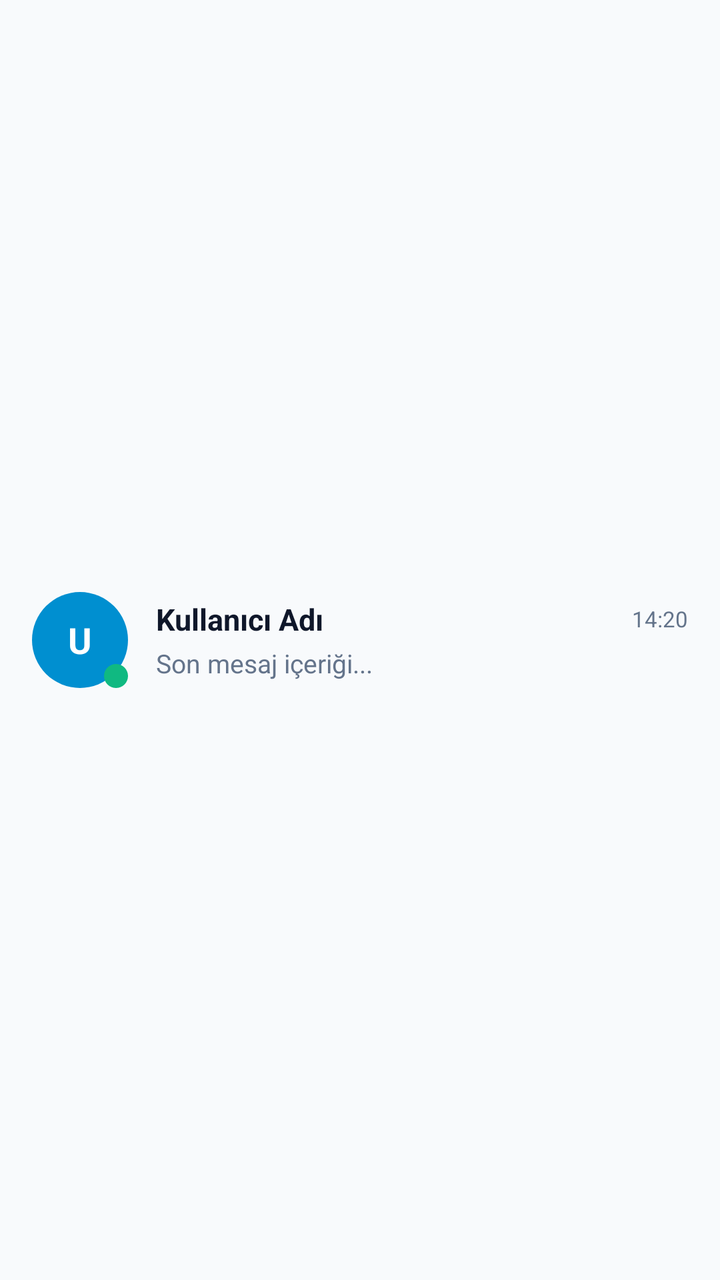
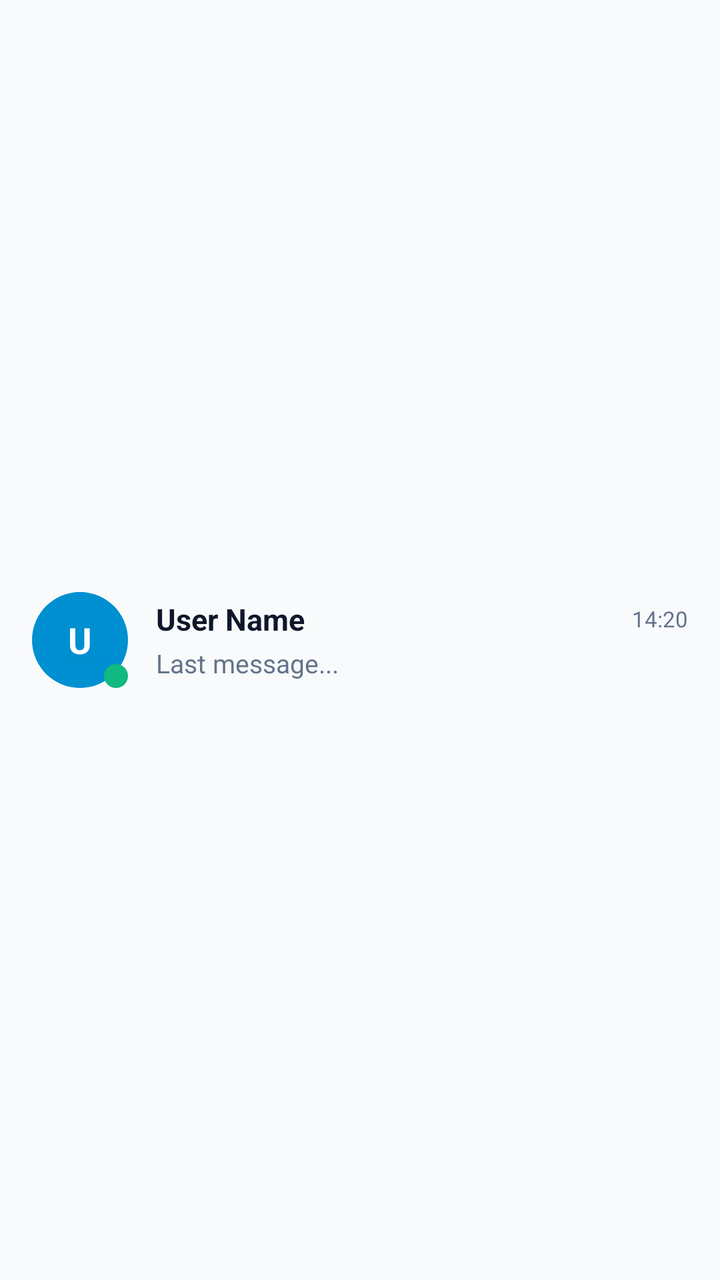

Screens rendered from an Android XML layout before and after an edit, with the pre-edit source and the edit as a unified diff.
<!-- AndroidManifest.xml: application theme Theme.AiPbxPhone -->
<!-- res/layout/item_chat_conversation.xml -->
<?xml version="1.0" encoding="utf-8"?>
<LinearLayout xmlns:android="http://schemas.android.com/apk/res/android"
    android:layout_width="match_parent"
    android:layout_height="wrap_content"
    android:background="?attr/selectableItemBackground"
    android:clickable="true"
    android:focusable="true"
    android:orientation="horizontal"
    android:paddingHorizontal="16dp"
    android:paddingVertical="12dp"
    android:gravity="center_vertical">

    <FrameLayout
        android:layout_width="48dp"
        android:layout_height="48dp">

        <TextView
            android:id="@+id/tvAvatar"
            android:layout_width="match_parent"
            android:layout_height="match_parent"
            android:background="@drawable/circle_avatar"
            android:gravity="center"
            android:text="U"
            android:textColor="#FFFFFF"
            android:textSize="18sp"
            android:textStyle="bold" />

        <View
            android:id="@+id/vOnlineDot"
            android:layout_width="12dp"
            android:layout_height="12dp"
            android:layout_gravity="bottom|end"
            android:background="@drawable/circle_status"
            android:backgroundTint="#10B981" />
    </FrameLayout>

    <LinearLayout
        android:layout_width="0dp"
        android:layout_height="wrap_content"
        android:layout_marginStart="14dp"
        android:layout_weight="1"
        android:orientation="vertical">

        <LinearLayout
            android:layout_width="match_parent"
            android:layout_height="wrap_content"
            android:gravity="center_vertical"
            android:orientation="horizontal">

            <TextView
                android:id="@+id/tvTargetName"
                android:layout_width="0dp"
                android:layout_height="wrap_content"
                android:layout_weight="1"
                android:ellipsize="end"
                android:maxLines="1"
                android:text="Kullanıcı Adı"
                android:textColor="@color/text_primary"
                android:textSize="15sp"
                android:textStyle="bold" />

            <TextView
                android:id="@+id/tvGroupTag"
                android:layout_width="wrap_content"
                android:layout_height="wrap_content"
                android:layout_marginStart="6dp"
                android:background="@drawable/chip_tab_btn_bg"
                android:backgroundTint="#E0E7FF"
                android:paddingHorizontal="6dp"
                android:paddingVertical="1dp"
                android:text="Grup"
                android:textColor="#4338CA"
                android:textSize="10sp"
                android:textStyle="bold"
                android:visibility="gone" />

            <TextView
                android:id="@+id/tvTime"
                android:layout_width="wrap_content"
                android:layout_height="wrap_content"
                android:layout_marginStart="8dp"
                android:text="14:20"
                android:textColor="@color/text_secondary"
                android:textSize="11sp" />
        </LinearLayout>

        <LinearLayout
            android:layout_width="match_parent"
            android:layout_height="wrap_content"
            android:layout_marginTop="3dp"
            android:orientation="horizontal"
            android:gravity="center_vertical">

            <TextView
                android:id="@+id/tvLastMessage"
                android:layout_width="0dp"
                android:layout_height="wrap_content"
                android:layout_weight="1"
                android:ellipsize="end"
                android:maxLines="1"
                android:text="Son mesaj içeriği..."
                android:textColor="@color/text_secondary"
                android:textSize="13sp" />

            <TextView
                android:id="@+id/tvUnreadBadge"
                android:layout_width="wrap_content"
                android:layout_height="wrap_content"
                android:layout_marginStart="8dp"
                android:background="@drawable/chip_tab_btn_bg"
                android:backgroundTint="@color/primary"
                android:paddingHorizontal="6dp"
                android:paddingVertical="1dp"
                android:text="1"
                android:textColor="#FFFFFF"
                android:textSize="10sp"
                android:textStyle="bold"
                android:visibility="gone" />
        </LinearLayout>
    </LinearLayout>
</LinearLayout>
<!-- resources referenced by this layout -->
<resources>
  <color name="primary">#008FD0</color>
  <color name="text_primary">#0F172A</color>
  <color name="text_secondary">#64748B</color>
  <!-- drawable chip_tab_btn_bg (drawable) -->
  <?xml version="1.0" encoding="utf-8"?>
  <ripple xmlns:android="http://schemas.android.com/apk/res/android"
      android:color="@color/dialpad_btn_pressed">
      <item>
          <shape android:shape="rectangle">
              <solid android:color="@color/card_bg" />
              <corners android:radius="18dp" />
              <stroke android:width="1dp" android:color="@color/border_color" />
          </shape>
      </item>
  </ripple>
  <!-- drawable circle_avatar (drawable) -->
  <?xml version="1.0" encoding="utf-8"?>
  <shape xmlns:android="http://schemas.android.com/apk/res/android"
      android:shape="oval">
      <solid android:color="@color/primary" />
  </shape>
  <!-- drawable circle_status (drawable) -->
  <shape xmlns:android="http://schemas.android.com/apk/res/android"
      android:shape="oval">
      <solid android:color="@color/status_disconnected" />
      <size
          android:width="10dp"
          android:height="10dp" />
  </shape>
  <style name="Theme.AiPbxPhone" parent="Theme.MaterialComponents.DayNight.NoActionBar">
          <item name="colorPrimary">@color/primary</item>
          <item name="colorPrimaryVariant">@color/primary_dark</item>
          <item name="colorOnPrimary">#FFFFFF</item>
          <item name="colorSecondary">@color/accent</item>
          <item name="android:windowBackground">@color/bg_light</item>
      </style>
  <color name="dialpad_btn_pressed">#E2E8F0</color>
  <color name="card_bg">#FFFFFF</color>
  <color name="border_color">#E2E8F0</color>
  <color name="status_disconnected">#EF4444</color>
  <color name="primary_dark">#006DA0</color>
  <color name="accent">#00A3EC</color>
  <color name="bg_light">#F8FAFC</color>
</resources>

<!-- the commit's change to res/layout/item_chat_conversation.xml (unified diff, before → after) -->
@@ -54,7 +54,7 @@
                 android:layout_weight="1"
                 android:ellipsize="end"
                 android:maxLines="1"
-                android:text="Kullanıcı Adı"
+                android:text="@string/ui_sample_username"
                 android:textColor="@color/text_primary"
                 android:textSize="15sp"
                 android:textStyle="bold" />
@@ -68,7 +68,7 @@
                 android:backgroundTint="#E0E7FF"
                 android:paddingHorizontal="6dp"
                 android:paddingVertical="1dp"
-                android:text="Grup"
+                android:text="@string/ui_group"
                 android:textColor="#4338CA"
                 android:textSize="10sp"
                 android:textStyle="bold"
@@ -98,7 +98,7 @@
                 android:layout_weight="1"
                 android:ellipsize="end"
                 android:maxLines="1"
-                android:text="Son mesaj içeriği..."
+                android:text="@string/ui_sample_last_message"
                 android:textColor="@color/text_secondary"
                 android:textSize="13sp" />
 
<!-- resource entries referenced after the edit -->
@@ -29,6 +29,9 @@
           android:width="10dp"
           android:height="10dp" />
   </shape>
+  <string name="ui_group">Group</string>
+  <string name="ui_sample_last_message">Last message...</string>
+  <string name="ui_sample_username">User Name</string>
   <style name="Theme.AiPbxPhone" parent="Theme.MaterialComponents.DayNight.NoActionBar">
           <item name="colorPrimary">@color/primary</item>
           <item name="colorPrimaryVariant">@color/primary_dark</item>
